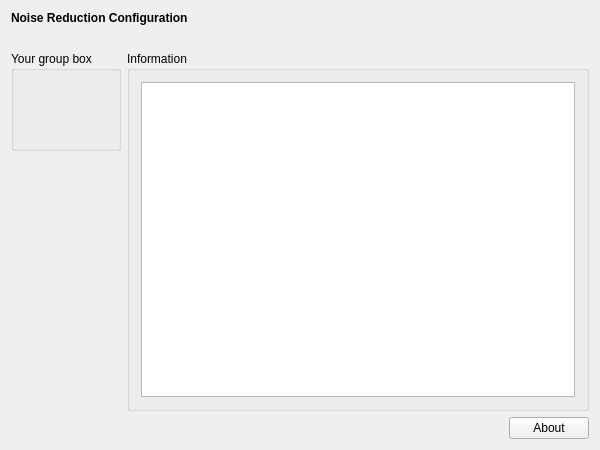
The window that applications/mne_x/plugins/noisereduction/FormFiles/noisereductionsetup.ui (mne-tools/mne-cpp) describes before a commit, drawn with Qt 5.
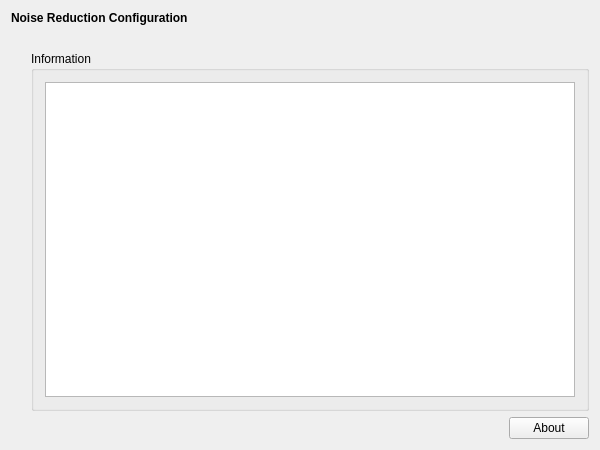
The same window after the commit.

Commit message: [MX-5] Ad Sphara option features to toolbar widget

The edit to the form file:
```diff
--- a/applications/mne_x/plugins/noisereduction/FormFiles/noisereductionsetup.ui
+++ b/applications/mne_x/plugins/noisereduction/FormFiles/noisereductionsetup.ui
@@ -45,29 +45,6 @@
    </item>
    <item>
     <layout class="QGridLayout" name="m_qGridLayout_main">
-     <item row="0" column="0">
-      <widget class="QGroupBox" name="m_qGroupBox_yourGroupBox">
-       <property name="sizePolicy">
-        <sizepolicy hsizetype="Minimum" vsizetype="Preferred">
-         <horstretch>0</horstretch>
-         <verstretch>0</verstretch>
-        </sizepolicy>
-       </property>
-       <property name="minimumSize">
-        <size>
-         <width>0</width>
-         <height>100</height>
-        </size>
-       </property>
-       <property name="title">
-        <string>Your group box</string>
-       </property>
-       <property name="flat">
-        <bool>false</bool>
-       </property>
-       <layout class="QGridLayout" name="m_qGridLayout_Properties"/>
-      </widget>
-     </item>
      <item row="0" column="1" rowspan="2" colspan="2">
       <widget class="QGroupBox" name="m_qGroupBox_Information">
        <property name="title">
```
The commit also changes 3 other files.
